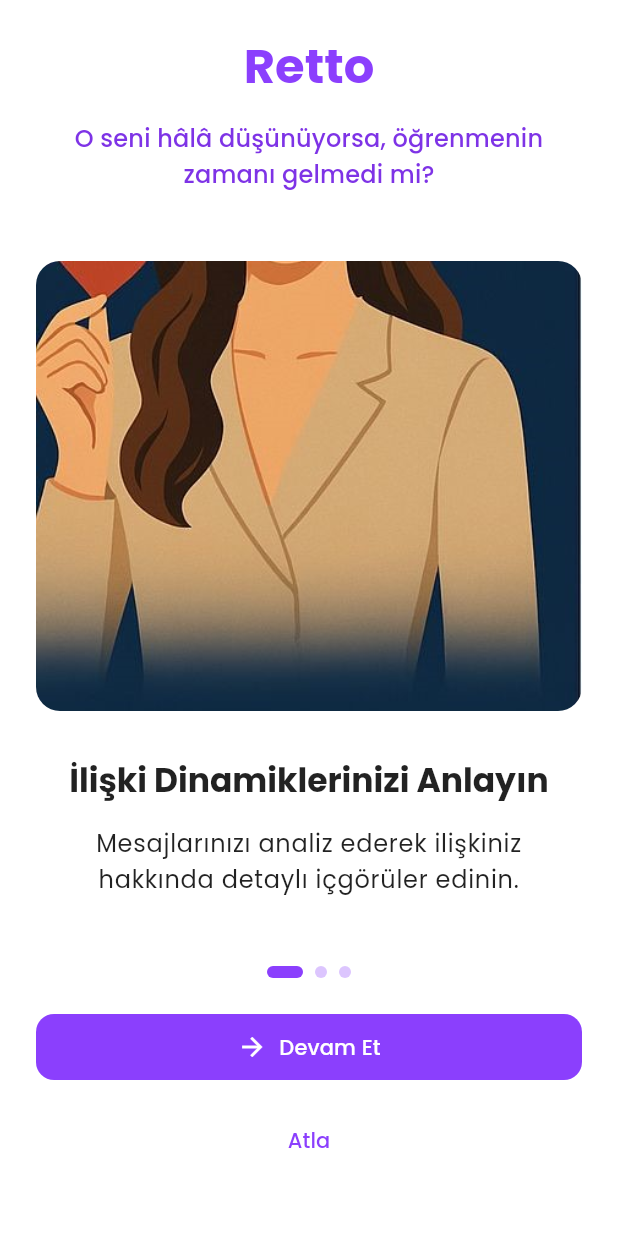
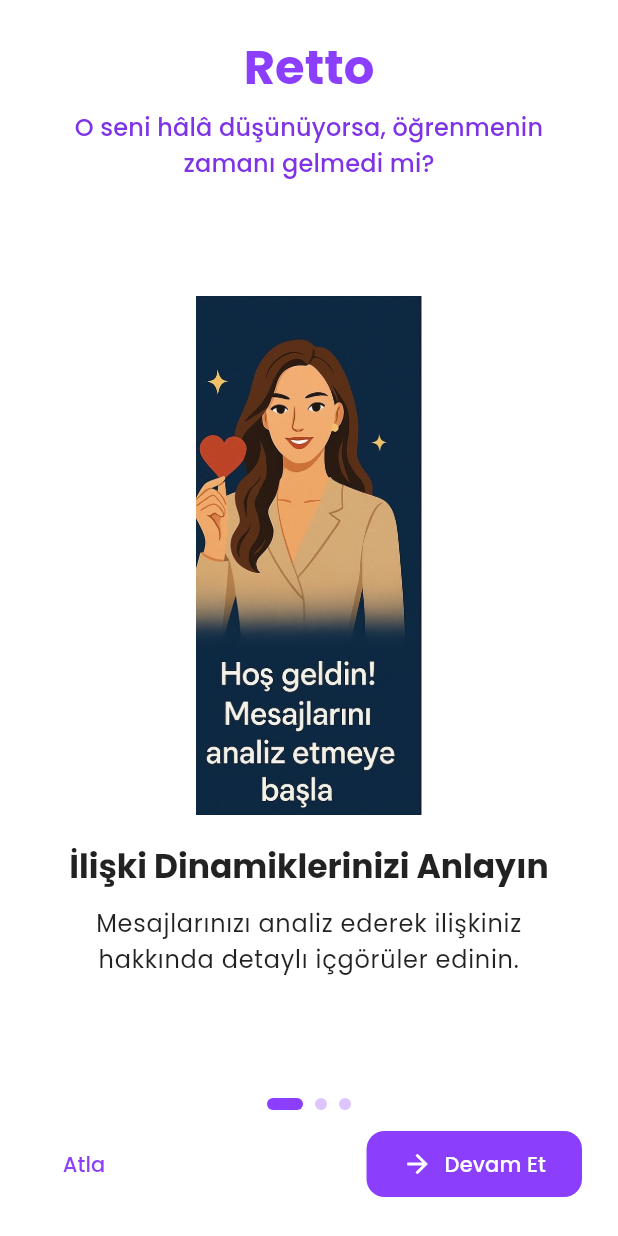
Before and after one commit to aligencturk/Flortya, a Flutter app: the screen it shows after launch, on a phone screen of 412 x 824 dp. Run offline on Flutter 3.47's test engine with Material 3 defaults, Android fonts, the phone set to English and light mode, and no system bars; drawn by our look-alikes of flutter_animate; our stand-ins replace cloud_firestore, firebase_auth, firebase_core, flutter_dotenv, go_router, google_fonts and 3 more; accounts and stored records are empty.

Commit message:
onboarding_view.dart dosyasında kullanıcı arayüzü iyileştirildi; ekran yüksekliğine göre dinamik padding ayarları yapıldı, buton düzeni güncellendi ve görsel boyutları optimize edildi. Ayrıca, metin alanları için padding değerleri güncellendi.

```diff
--- a/lib/views/onboarding_view.dart
+++ b/lib/views/onboarding_view.dart
@@ -66,6 +66,7 @@ class _OnboardingViewState extends State<OnboardingView> {
   @override
   Widget build(BuildContext context) {
     final authViewModel = Provider.of<AuthViewModel>(context);
+    final screenHeight = MediaQuery.of(context).size.height;
 
     return Scaffold(
       body: SafeArea(
@@ -73,7 +74,7 @@ class _OnboardingViewState extends State<OnboardingView> {
           children: [
             // Üst Başlık ve Ana Mesaj
             Padding(
-              padding: const EdgeInsets.all(24.0),
+              padding: EdgeInsets.fromLTRB(24.0, screenHeight * 0.03, 24.0, 0),
               child: Column(
                 children: [
                   Row(
@@ -88,7 +89,7 @@ class _OnboardingViewState extends State<OnboardingView> {
                       ),
                     ],
                   ),
-                  const SizedBox(height: 16),
+                  const SizedBox(height: 8),
                   Text(
                     "O seni hâlâ düşünüyorsa, öğrenmenin zamanı gelmedi mi?",
                     textAlign: TextAlign.center,
@@ -120,7 +121,7 @@ class _OnboardingViewState extends State<OnboardingView> {
 
             // Sayfa İndikatörü
             Padding(
-              padding: const EdgeInsets.symmetric(vertical: 24.0),
+              padding: const EdgeInsets.symmetric(vertical: 12.0),
               child: Row(
                 mainAxisAlignment: MainAxisAlignment.center,
                 children: List.generate(
@@ -132,7 +133,7 @@ class _OnboardingViewState extends State<OnboardingView> {
 
             // Giriş Butonları
             Padding(
-              padding: const EdgeInsets.fromLTRB(24, 0, 24, 40),
+              padding: const EdgeInsets.fromLTRB(24, 0, 24, 24),
               child: Column(
                 children: [
                   if (_currentPage == _onboardingItems.length - 1) ...[
@@ -144,7 +145,7 @@ class _OnboardingViewState extends State<OnboardingView> {
                       isLoading: authViewModel.isLoading,
                     ),
 
-                    const SizedBox(height: 16),
+                    const SizedBox(height: 12),
 
                     CustomButton(
                       text: 'Apple ile Giriş Yap',
@@ -155,6 +156,20 @@ class _OnboardingViewState extends State<OnboardingView> {
                       isLoading: authViewModel.isLoading,
                     ),
                   ] else ...[
+                    Row(
+                      mainAxisAlignment: MainAxisAlignment.spaceBetween,
+                      children: [
+                        TextButton(
+                          onPressed: () {
+                            _pageController.animateToPage(
+                              _onboardingItems.length - 1,
+                              duration: const Duration(milliseconds: 300),
+                              curve: Curves.easeInOut,
+                            );
+                          },
+                          child: const Text('Atla'),
+                        ),
+
                         CustomButton(
                           text: 'Devam Et',
                           onPressed: () {
@@ -164,20 +179,8 @@ class _OnboardingViewState extends State<OnboardingView> {
                             );
                           },
                           icon: Icons.arrow_forward,
-                      isFullWidth: true,
                         ),
-
-                    const SizedBox(height: 16),
-
-                    TextButton(
-                      onPressed: () {
-                        _pageController.animateToPage(
-                          _onboardingItems.length - 1,
-                          duration: const Duration(milliseconds: 300),
-                          curve: Curves.easeInOut,
-                        );
-                      },
-                      child: Text('Atla'),
+                      ],
                     ),
                   ],
                 ],
@@ -191,15 +194,19 @@ class _OnboardingViewState extends State<OnboardingView> {
 
   // Onboarding öğesi widget'ı
   Widget _buildOnboardingItem(BuildContext context, Map<String, dynamic> item) {
+    final screenHeight = MediaQuery.of(context).size.height;
+
     return Padding(
-      padding: const EdgeInsets.symmetric(horizontal: 24.0),
+      padding: const EdgeInsets.symmetric(horizontal: 16.0),
       child: Column(
         mainAxisSize: MainAxisSize.min,
         mainAxisAlignment: MainAxisAlignment.center,
         children: [
           // Görsel
-          Container(
-            height: 300,
+          Padding(
+            padding: const EdgeInsets.only(top: 8.0),
+            child: Container(
+              height: screenHeight * 0.42,
               width: double.infinity,
               decoration: BoxDecoration(
                 borderRadius: BorderRadius.circular(16),
@@ -208,7 +215,7 @@ class _OnboardingViewState extends State<OnboardingView> {
                 borderRadius: BorderRadius.circular(16),
                 child: Image.asset(
                   item['image'],
-                fit: BoxFit.cover,
+                  fit: BoxFit.contain,
                   errorBuilder: (context, error, stackTrace) {
                     return Container(
                       color: Theme.of(context).colorScheme.primaryContainer,
@@ -224,28 +231,35 @@ class _OnboardingViewState extends State<OnboardingView> {
                 ),
               ),
             ),
+          ),
 
-          const SizedBox(height: 32),
+          const SizedBox(height: 20),
 
           // Başlık
-          Text(
+          Padding(
+            padding: const EdgeInsets.symmetric(horizontal: 8.0),
+            child: Text(
               item['title'],
               style: Theme.of(context).textTheme.titleLarge?.copyWith(
                 fontWeight: FontWeight.bold,
               ),
               textAlign: TextAlign.center,
+            ),
           )
           .animate()
           .fadeIn(duration: 600.ms)
           .slide(begin: const Offset(0, 0.2), end: Offset.zero),
 
-          const SizedBox(height: 16),
+          const SizedBox(height: 12),
 
           // Açıklama
-          Text(
+          Padding(
+            padding: const EdgeInsets.symmetric(horizontal: 8.0),
+            child: Text(
               item['description'],
               style: Theme.of(context).textTheme.bodyLarge,
               textAlign: TextAlign.center,
+            ),
           )
           .animate()
           .fadeIn(delay: 200.ms, duration: 600.ms)
```
Lines whose indentation alone changed are shown as unchanged.
